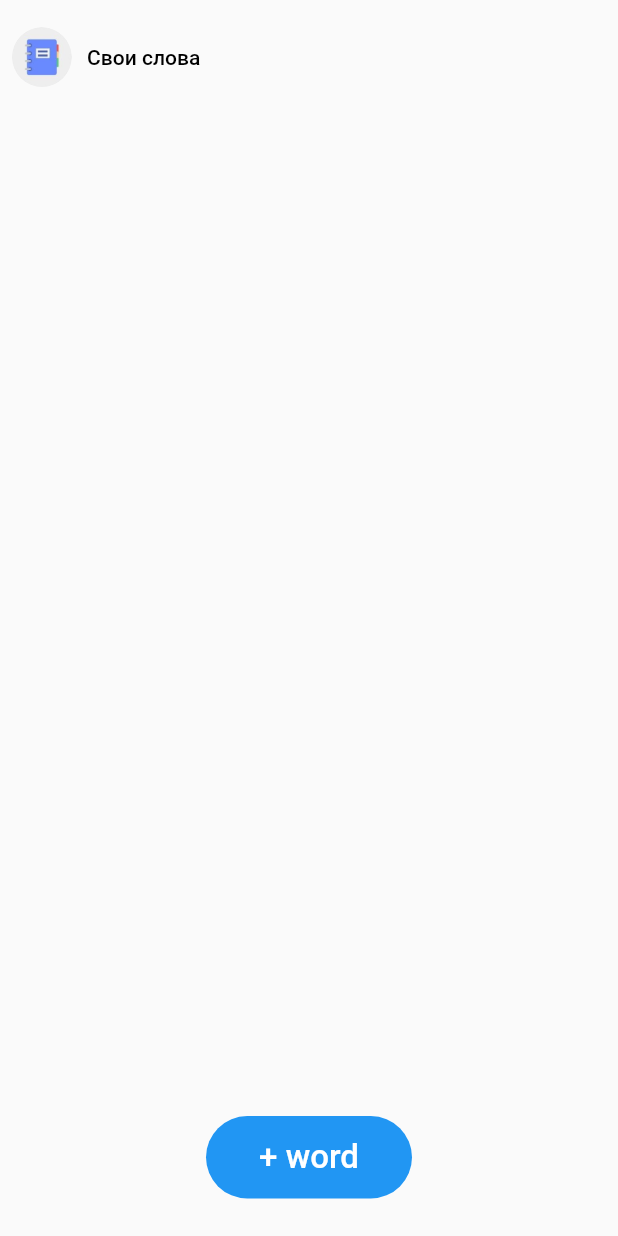
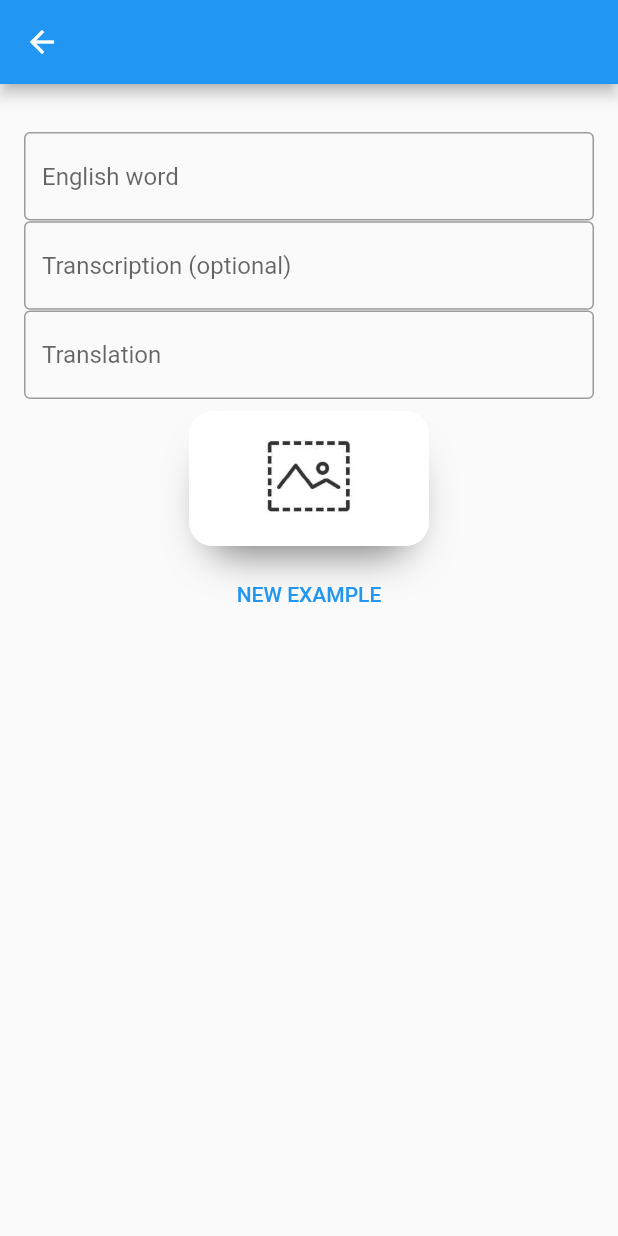
Before and after one commit to CoolichWithYou/reword_flutter_copy, a Flutter app: the Vocabulary screen opened directly, after a tap on "+ word", on a phone screen of 412 x 824 dp. Run offline on Flutter 3.47's test engine with Material 2 defaults, Android fonts, the phone set to English and light mode, and no system bars; our stand-ins replace syncfusion_flutter_charts, tcard.

Commit message:
added 'new word' route
added 'new word' route with text fields

```diff
--- /dev/null
+++ b/lib/pages/addWord.dart
@@ -0,0 +1,84 @@
+import 'package:flutter/material.dart';
+
+class AddWord extends StatefulWidget {
+  const AddWord({Key? key}) : super(key: key);
+
+  @override
+  _AddWordState createState() => _AddWordState();
+}
+
+class _AddWordState extends State<AddWord> {
+  @override
+  Widget build(BuildContext context) {
+    return Scaffold(
+      appBar: AppBar(
+        title: Row(
+          children: [],
+        ),
+      ),
+      body: Align(
+        alignment: Alignment.center,
+        child: Column(
+          children: [
+            SizedBox(height: 16),
+            Container(
+              child: Padding(
+                padding: const EdgeInsets.all(16.0),
+                child: Column(
+                  children: [
+                    TextField(
+                      decoration: InputDecoration(
+                        border: OutlineInputBorder(),
+                        hintText: 'English word',
+                      ),
+                    ),
+                    SizedBox(height: 0.5),
+                    TextField(
+                      decoration: InputDecoration(
+                        border: OutlineInputBorder(),
+                        hintText: 'Transcription (optional)',
+                      ),
+                    ),
+                    SizedBox(height: 0.5),
+                    TextField(
+                      decoration: InputDecoration(
+                        border: OutlineInputBorder(),
+                        hintText: 'Translation',
+                      ),
+                    ),
+                    SizedBox(height: 8),
+                    Container(
+                      decoration: BoxDecoration(
+                        color: Colors.white,
+                        borderRadius: BorderRadius.circular(16.0),
+                        boxShadow: [
+                          BoxShadow(
+                            offset: Offset(0, 17),
+                            blurRadius: 23.0,
+                            spreadRadius: -13.0,
+                            color: Colors.black54,
+                          )
+                        ],
+                      ),
+                      child: ClipRRect(
+                        borderRadius: BorderRadius.circular(16.0),
+                        child: Image.asset(
+                          'assets/image.jpg',
+                          fit: BoxFit.cover,
+                          height: 90,
+                          width: 160,
+                        ),
+                      ),
+                    ),
+                    SizedBox(height: 8),
+                    TextButton(onPressed: () {}, child: Text("NEW EXAMPLE")),
+                  ],
+                ),
+              ),
+            ),
+          ],
+        ),
+      ),
+    );
+  }
+}
--- a/lib/pages/categories.dart
+++ b/lib/pages/categories.dart
@@ -1,4 +1,5 @@
 import 'package:flutter/material.dart';
+import 'package:reword_flutter_copy/pages/addWord.dart';
 
 class Categories extends StatefulWidget {
   const Categories({Key? key}) : super(key: key);
@@ -61,7 +62,10 @@ class _CategoriesState extends State<Categories> {
           color: Colors.blue,
         ),
         child: TextButton(
-          onPressed: () {},
+          onPressed: () {
+            Navigator.push(
+                context, MaterialPageRoute(builder: (context) => AddWord()));
+          },
           child: Text(
             '+ word',
             style: TextStyle(color: Colors.white, fontSize: 22),
--- a/pubspec.yaml
+++ b/pubspec.yaml
@@ -55,6 +55,7 @@ flutter:
   # To add assets to your application, add an assets section, like this:
   assets:
     - assets/myWords.jpg
+    - assets/image.jpg
 
   # An image asset can refer to one or more resolution-specific "variants", see
   # https://flutter.dev/assets-and-images/#resolution-aware.
```
Also changed, not shown: assets/image.jpg (added), 1 other file.
